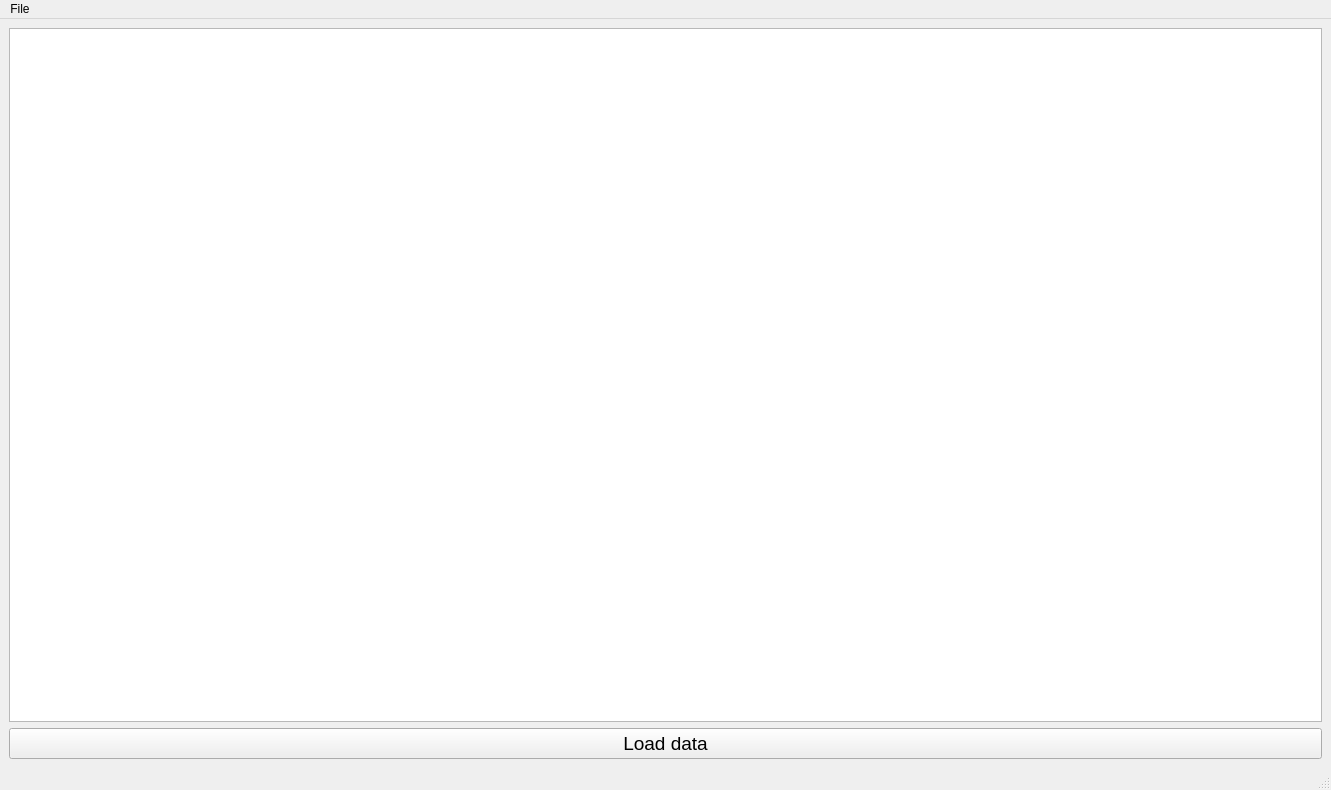
Before: the Qt Designer form mainwindow.ui in ggajda/Adapter-IM6, drawn with Qt 5.
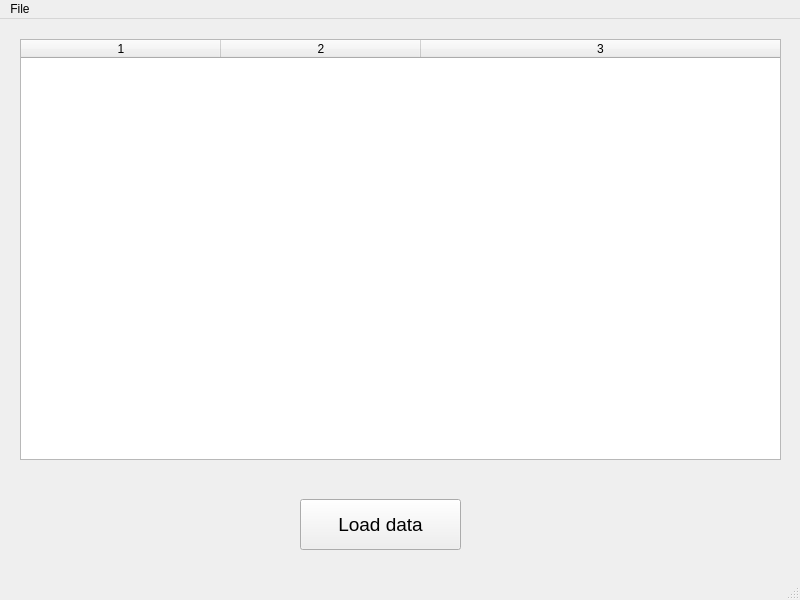
After: the same form once the commit is applied. Icons and pictures are not drawn.

```diff
--- a/mainwindow.ui
+++ b/mainwindow.ui
@@ -9,8 +9,8 @@
    <rect>
     <x>0</x>
     <y>0</y>
-    <width>1331</width>
-    <height>790</height>
+    <width>800</width>
+    <height>600</height>
    </rect>
   </property>
   <property name="windowTitle">
@@ -21,48 +21,15 @@
     <normaloff>resources/favicon.ico</normaloff>resources/favicon.ico</iconset>
   </property>
   <widget class="QWidget" name="centralwidget">
-   <layout class="QHBoxLayout" name="horizontalLayout">
-    <item>
-     <layout class="QVBoxLayout" name="verticalLayout">
-      <property name="sizeConstraint">
-       <enum>QLayout::SetDefaultConstraint</enum>
-      </property>
-      <item>
-       <widget class="QTableWidget" name="tableWidget">
-        <property name="autoFillBackground">
-         <bool>false</bool>
-        </property>
-        <property name="editTriggers">
-         <set>QAbstractItemView::NoEditTriggers</set>
-        </property>
-        <property name="alternatingRowColors">
-         <bool>false</bool>
-        </property>
-        <property name="selectionMode">
-         <enum>QAbstractItemView::SingleSelection</enum>
-        </property>
-        <property name="selectionBehavior">
-         <enum>QAbstractItemView::SelectRows</enum>
-        </property>
-        <property name="columnCount">
-         <number>0</number>
-        </property>
-        <attribute name="horizontalHeaderCascadingSectionResizes">
-         <bool>false</bool>
-        </attribute>
-        <attribute name="horizontalHeaderDefaultSectionSize">
-         <number>300</number>
-        </attribute>
-        <attribute name="horizontalHeaderHighlightSections">
-         <bool>false</bool>
-        </attribute>
-        <attribute name="horizontalHeaderStretchLastSection">
-         <bool>false</bool>
-        </attribute>
-       </widget>
-      </item>
-      <item>
        <widget class="QPushButton" name="pushButtonTest">
+    <property name="geometry">
+     <rect>
+      <x>300</x>
+      <y>480</y>
+      <width>161</width>
+      <height>51</height>
+     </rect>
+    </property>
         <property name="font">
          <font>
           <pointsize>14</pointsize>
@@ -70,21 +37,48 @@
           <bold>false</bold>
          </font>
         </property>
+    <property name="styleSheet">
+     <string notr="true"/>
+    </property>
         <property name="text">
          <string>Load data</string>
         </property>
        </widget>
-      </item>
-     </layout>
-    </item>
-   </layout>
+   <widget class="QTableWidget" name="tableWidget">
+    <property name="geometry">
+     <rect>
+      <x>20</x>
+      <y>20</y>
+      <width>761</width>
+      <height>421</height>
+     </rect>
+    </property>
+    <property name="columnCount">
+     <number>3</number>
+    </property>
+    <attribute name="horizontalHeaderCascadingSectionResizes">
+     <bool>false</bool>
+    </attribute>
+    <attribute name="horizontalHeaderDefaultSectionSize">
+     <number>200</number>
+    </attribute>
+    <attribute name="horizontalHeaderHighlightSections">
+     <bool>false</bool>
+    </attribute>
+    <attribute name="horizontalHeaderStretchLastSection">
+     <bool>true</bool>
+    </attribute>
+    <column/>
+    <column/>
+    <column/>
+   </widget>
   </widget>
   <widget class="QMenuBar" name="menubar">
    <property name="geometry">
     <rect>
      <x>0</x>
      <y>0</y>
-     <width>1331</width>
+     <width>800</width>
      <height>26</height>
     </rect>
    </property>
```
Lines whose indentation alone changed are shown as unchanged.
